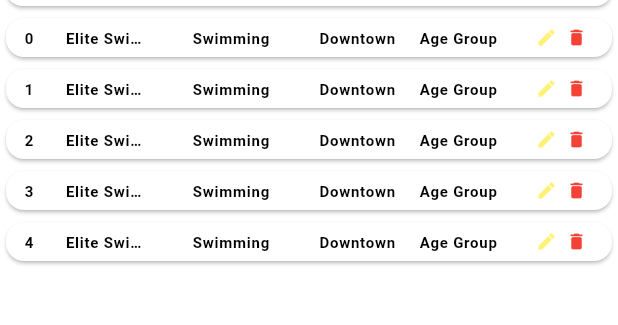
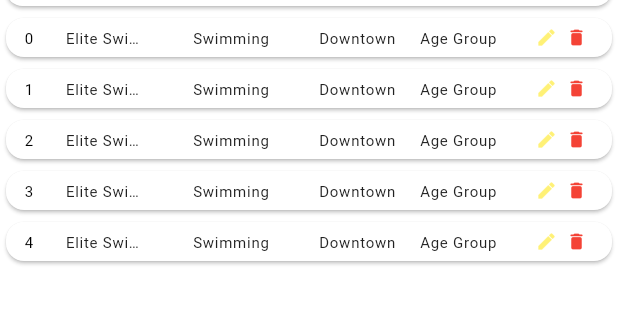
Before and after one commit to MTS-Services/Batteryqk_web-version-App-, a Flutter app: the ListingTab screen opened directly, on a phone screen of 412 x 824 dp, the part 150-475 px from its top. Run offline on Flutter 3.47's test engine with Material 3 defaults, Android fonts, the phone set to English and light mode, and no system bars; our stand-ins replace dropdown_button2, firebase_auth, firebase_core, font_awesome_flutter, get, google_sign_in and 1 more; accounts and stored records are empty; network calls fail.

Commit message:
update admin all tab

```diff
--- a/lib/app.dart
+++ b/lib/app.dart
@@ -1,3 +1,4 @@
+import 'package:batteryqk_web_app/auth_chack.dart';
 import 'package:batteryqk_web_app/features/admin/admin_panel.dart';
 import 'package:batteryqk_web_app/features/admin/listings_tab.dart';
 import 'package:batteryqk_web_app/features/authentication/views/listings.dart';
@@ -15,7 +16,7 @@ class App extends StatelessWidget {
   @override
   Widget build(BuildContext context) {
     return GetMaterialApp(
-      home: SplashScreen(),//added splash screen
+      home:AuthCheck(),//added splash screen
       locale: Locale('en','US'),
       fallbackLocale: Locale('en','US'),
       translations: Language(),
--- a/lib/features/admin/edit_dialog_box.dart
+++ b/lib/features/admin/edit_dialog_box.dart
@@ -163,7 +163,7 @@ class CustomTextField extends StatelessWidget {
   }
 }
 
-void showConfirmDialog({
+void showEditDialog({
   required BuildContext context,
   required String title,
   required VoidCallback onConfirmed,
--- a/lib/features/admin/header_cell_widget.dart
+++ b/lib/features/admin/header_cell_widget.dart
@@ -7,6 +7,7 @@ class HeaderCell extends StatelessWidget {
   final List<Color>? iconColors;
   final Color? color;
   final void Function(IconData)? onIconPressed;
+  final FontWeight fontWeight;
 
   const HeaderCell({
     super.key,
@@ -16,6 +17,7 @@ class HeaderCell extends StatelessWidget {
     this.iconColors,
     this.color,
     this.onIconPressed,
+    required this.fontWeight,
   });
 
   @override
@@ -46,7 +48,7 @@ class HeaderCell extends StatelessWidget {
                       child: Text(
                         label!,
                         style: TextStyle(
-                          fontWeight: FontWeight.w600,
+                          fontWeight: fontWeight,
                           fontSize: textSize,
                           letterSpacing: 0.5,
                           color: color ?? Colors.grey,
--- a/lib/features/admin/listings_tab.dart
+++ b/lib/features/admin/listings_tab.dart
@@ -21,7 +21,7 @@ class _ListingTabState extends State<ListingTab> {
         crossAxisAlignment: CrossAxisAlignment.start,
         children: [
           Row(
-            mainAxisAlignment: MainAxisAlignment.spaceBetween ,
+            mainAxisAlignment: MainAxisAlignment.spaceBetween,
             children: [
               Text(
                 "Listing Management",
@@ -29,14 +29,24 @@ class _ListingTabState extends State<ListingTab> {
               ),
               Row(
                 children: [
-                  CustomElevatedIconButton(color: AppColor.blueColor,buttonText: "Add Category",onPressed: (){showDialog(
+                  CustomElevatedIconButton(
+                    color: AppColor.blueColor,
+                    buttonText: "Add Category",
+                    onPressed: () {
+                      showDialog(
                         context: context,
                         barrierDismissible: false,
                         builder: (context) => const AddCategoryDialog(),
                       );
-                  },),
+                    },
+                  ),
                   const SizedBox(width: 12),
-                  CustomElevatedIconButton(color: AppColor.blueColor,icon: Icon(Icons.add),buttonText: "New Listing",onPressed: (){showConfirmDialog(
+                  CustomElevatedIconButton(
+                    color: AppColor.blueColor,
+                    icon: Icon(Icons.add),
+                    buttonText: "New Listing",
+                    onPressed: () {
+                      showEditDialog(
                         context: context,
                         title: 'Edit User',
                         onConfirmed: () {
@@ -53,9 +63,11 @@ class _ListingTabState extends State<ListingTab> {
                         initialValue6: AppImages.academies1a,
                         initialValue7:
                             'Elite Swimming Academy offers professional swimming lessons for children and teenagers. Our Olympic-sized pool and certified instructors ensure top-quality training.',
-                  );},),
+                      );
+                    },
+                  ),
                 ],
-              )
+              ),
             ],
           ),
           SizedBox(height: 30),
@@ -64,12 +76,42 @@ class _ListingTabState extends State<ListingTab> {
             color: Colors.white,
             child: Row(
               children: [
-                HeaderCell(flex: 1, label: 'ID', color: Colors.black),
-                HeaderCell(flex: 2, label: 'NAME', color: Colors.black),
-                HeaderCell(flex: 3, label: 'CATEGORY', color: Colors.black),
-                HeaderCell(flex: 2, label: 'LOCATION', color: Colors.black),
-                HeaderCell(flex: 2, label: 'AGE GROUP', color: Colors.black),
-                HeaderCell(flex: 2, label: 'ACTION', color: Colors.black),
+                HeaderCell(
+                  flex: 1,
+                  label: 'ID',
+                  color: Colors.black,
+                  fontWeight: FontWeight.bold,
+                ),
+                HeaderCell(
+                  flex: 2,
+                  label: 'NAME',
+                  color: Colors.black,
+                  fontWeight: FontWeight.bold,
+                ),
+                HeaderCell(
+                  flex: 3,
+                  label: 'CATEGORY',
+                  color: Colors.black,
+                  fontWeight: FontWeight.bold,
+                ),
+                HeaderCell(
+                  flex: 2,
+                  label: 'LOCATION',
+                  color: Colors.black,
+                  fontWeight: FontWeight.bold,
+                ),
+                HeaderCell(
+                  flex: 2,
+                  label: 'AGE GROUP',
+                  color: Colors.black,
+                  fontWeight: FontWeight.bold,
+                ),
+                HeaderCell(
+                  flex: 2,
+                  label: 'ACTION',
+                  color: Colors.black,
+                  fontWeight: FontWeight.bold,
+                ),
               ],
             ),
           ),
@@ -80,40 +122,46 @@ class _ListingTabState extends State<ListingTab> {
                 return Card(
                   elevation: 1,
                   color: Colors.white,
-                  child: Row(// i need this scrowlable
+                  child: Row(
                     children: [
                       HeaderCell(
                         flex: 1,
                         label: index.toString(),
                         color: Colors.black,
+                        fontWeight: FontWeight.normal,
                       ),
                       HeaderCell(
                         flex: 2,
                         label: 'Elite Swimming Academy',
-                        color: Colors.black,
+                        color: Colors.grey.shade900,
+                        fontWeight: FontWeight.normal,
                       ),
                       HeaderCell(
                         flex: 3,
                         label: 'Swimming',
-                        color: Colors.black,
+                        color: Colors.grey.shade900,
+                        fontWeight: FontWeight.normal,
                       ),
                       HeaderCell(
                         flex: 2,
                         label: 'Downtown',
-                        color: Colors.black,
+                        color: Colors.grey.shade900,
+                        fontWeight: FontWeight.normal,
                       ),
                       HeaderCell(
                         flex: 2,
                         label: 'Age Group',
-                        color: Colors.black,
+                        color: Colors.grey.shade900,
+                        fontWeight: FontWeight.normal,
                       ),
                       HeaderCell(
+                        fontWeight: FontWeight.normal,
                         flex: 2,
                         icons: [Icons.edit, Icons.delete_rounded],
                         iconColors: [Colors.yellow.shade300, Colors.red],
                         onIconPressed: (value) {
                           if (value == Icons.edit) {
-                            showConfirmDialog(
+                            showEditDialog(
                               context: context,
                               title: 'Edit User',
                               onConfirmed: () {
@@ -132,7 +180,7 @@ class _ListingTabState extends State<ListingTab> {
                                   'Elite Swimming Academy offers professional swimming lessons for children and teenagers. Our Olympic-sized pool and certified instructors ensure top-quality training.',
                             );
                           } else if (value == Icons.delete_rounded) {
-                            showConfirmDialog(
+                            showEditDialog(
                               context: context,
                               title: 'Delete User',
                               onConfirmed: () {
@@ -161,8 +209,13 @@ class CustomElevatedIconButton extends StatelessWidget {
   final Widget? icon;
   final Function()? onPressed;
   final Color color;
+
   const CustomElevatedIconButton({
-    super.key, required this.buttonText, this.icon, this.onPressed, required this.color,
+    super.key,
+    required this.buttonText,
+    this.icon,
+    this.onPressed,
+    required this.color,
   });
 
   @override
@@ -172,17 +225,12 @@ class CustomElevatedIconButton extends StatelessWidget {
       icon: icon,
       label: Text(
         buttonText,
-        style: TextStyle(
-          fontWeight: FontWeight.w600,
-          color: Colors.white,
-        ),
+        style: TextStyle(fontWeight: FontWeight.w600, color: Colors.white),
       ),
       style: ElevatedButton.styleFrom(
         backgroundColor: color,
         padding: const EdgeInsets.symmetric(horizontal: 20, vertical: 12),
-        shape: RoundedRectangleBorder(
-          borderRadius: BorderRadius.circular(8),
-        ),
+        shape: RoundedRectangleBorder(borderRadius: BorderRadius.circular(8)),
       ),
     );
   }
--- a/lib/features/authentication/views/login_screen.dart
+++ b/lib/features/authentication/views/login_screen.dart
@@ -7,13 +7,13 @@ import 'package:batteryqk_web_app/features/authentication/views/signup_screen.da
 import 'package:batteryqk_web_app/util/colors.dart';
 import 'package:flutter/material.dart';
 import 'package:font_awesome_flutter/font_awesome_flutter.dart';
-import 'package:get/get.dart';
+
 import 'package:get/get_core/src/get_main.dart';
 
 import '../../../common/widgets/built_sccial_button.dart';
-import '../../../common/widgets/show_snack_bar.dart';
+
 import '../../../data/services/firebase_service.dart';
-import 'home_screen.dart';
+
 
 class LogInScreen extends StatefulWidget {
   const LogInScreen({super.key});
```
Also changed, not shown: lib/auth_chack.dart (added, +28 -0 lines), lib/data/services/firebase_service.dart (+18 -1 lines), lib/features/admin/bookings_tab.dart (+27 -20 lines), lib/features/admin/confirm_dialog_widget.dart (+8 -13 lines), lib/features/admin/reviews_tab.dart (+20 -13 lines), lib/features/admin/users_tab.dart (+17 -9 lines). Lines whose indentation alone changed are shown as unchanged.
